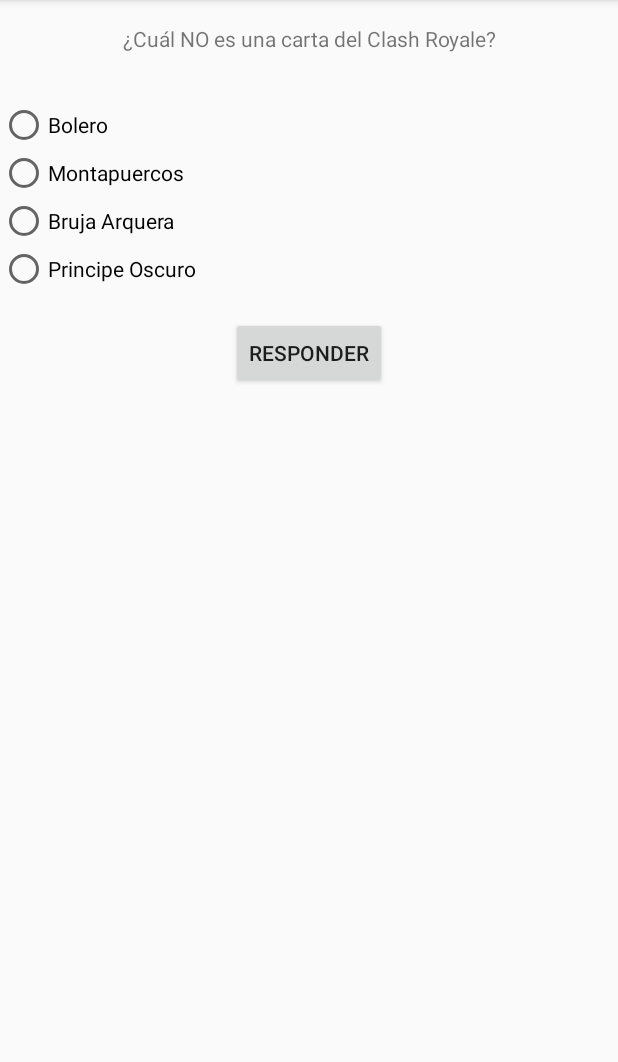
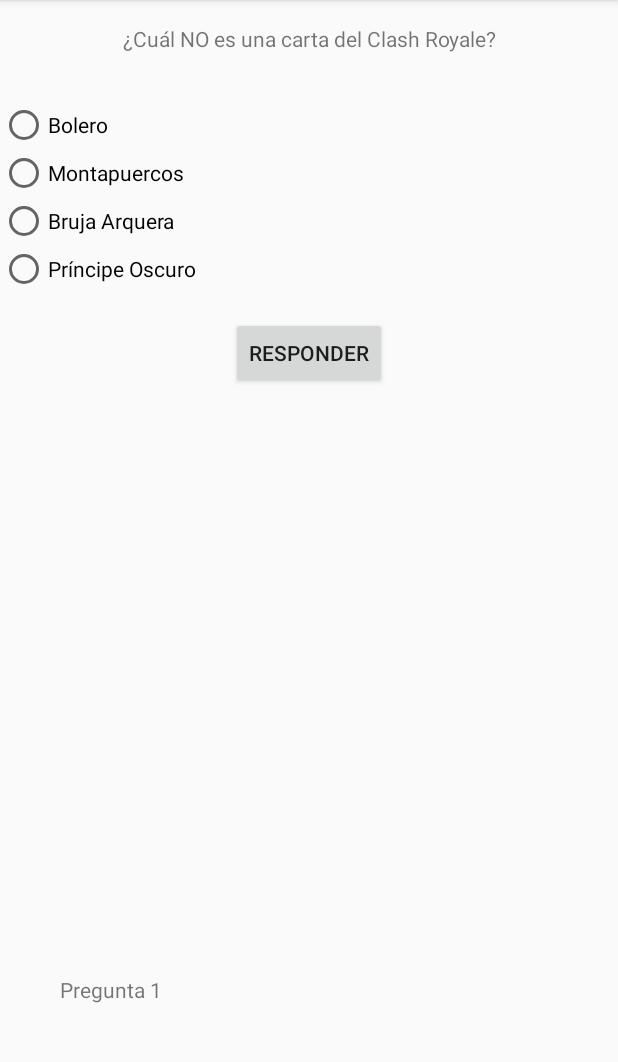
Before and after one commit to javi7rp/HospedajeTema3, an Android app built with Jetpack Compose: the GameActivity screen opened directly, with no data from a screen before it, on a phone screen of 412 x 824 dp, the part 84-1146 px from its top. Run offline under Robolectric (Android 15) with nearby library versions, the phone set to English and light mode, and no system bars.

Commit message:
version 1.3

```diff
--- a/app/src/main/java/com/example/hospedajetema3/GameActivity.kt
+++ b/app/src/main/java/com/example/hospedajetema3/GameActivity.kt
@@ -7,27 +7,49 @@ import android.widget.RadioButton
 import android.widget.RadioGroup
 import android.widget.TextView
 import android.widget.Toast
+import androidx.appcompat.app.AlertDialog
 import androidx.appcompat.app.AppCompatActivity
+import com.example.hospedajetema3.models.Pregunta
+
 class GameActivity : AppCompatActivity(){
     private lateinit var questionTextView: TextView
+    private lateinit var contQuestionTextView: TextView
     private lateinit var answerOptionsGroup: RadioGroup
     private lateinit var submitAnswerButton: Button
+
+    private var questionCounter = 0
+    private var contAciertos = 0
 
     override fun onCreate(savedInstanceState: Bundle?) {
         super.onCreate(savedInstanceState)
         setContentView(R.layout.game_layout)
 
         questionTextView = findViewById(R.id.questionTextView)
+        contQuestionTextView = findViewById(R.id.contQuestionTextView)
         answerOptionsGroup = findViewById(R.id.answerOptionsGroup)
         submitAnswerButton = findViewById(R.id.submitAnswerButton)
 
-        // Inicializa el juego con la primera pregunta
-        showQuestion("¿Cuál NO es una carta del Clash Royale?", listOf("Bolero", "Montapuercos", "Bruja Arquera", "Principe Oscuro"))
+
+        showFirstQuestion()
+
     }
+    private val listaDePreguntas = listOf(
+        Pregunta(
+            "¿Cuál NO es una carta del Clash Royale?",
+            listOf("Bolero", "Montapuercos", "Bruja Arquera", "Príncipe Oscuro"),
+            "Bruja Arquera"
+        ),
+        Pregunta(
+            "¿Cuál es la capital de España?",
+            listOf("Londres", "Madrid", "París", "Berlín"),
+            "Madrid"
+        ),
+    )
 
-    private fun showQuestion(question: String, options: List<String>) {
+    private fun showQuestion(questionIndex: Int, question: String, options: List<String>, correctAnswer: String) {
         // Muestra la pregunta
         questionTextView.text = question
+        contQuestionTextView.setText("Pregunta " + (questionIndex + 1))
 
         // Agrega opciones de respuesta dinámicamente
         answerOptionsGroup.removeAllViews()
@@ -45,27 +67,65 @@ class GameActivity : AppCompatActivity(){
                 val selectedAnswer = selectedRadioButton.text.toString()
 
                 // Lógica para verificar la respuesta y mostrar la siguiente pregunta
-                handleAnswer(selectedAnswer)
+                handleAnswer(questionIndex, selectedAnswer, correctAnswer)
             }
         }
     }
-    private fun handleAnswer(selectedAnswer: String) {
-        val correctAnswer = "Bruja Arquera"
-
+    private fun handleAnswer(questionIndex: Int, selectedAnswer: String, correctAnswer: String) {
         if (selectedAnswer == correctAnswer) {
-            showToast("CORRECTO!!")
+            showAnswerDialog(true, correctAnswer)
         } else {
-            showToast("ERROR !! Era la bruja Arquera...")
+            showAnswerDialog(false, correctAnswer)
         }
 
-        // Muestra la siguiente pregunta (puedes implementar esta lógica según tu estructura de juego)
-        // showNextQuestion()
+        questionCounter ++
+        //Muestra la siguiente pregunta (puedes implementar esta lógica según tu estructura de juego)
+        if (questionCounter <= listaDePreguntas.size){
+            showNextQuestion()
+        }else{
+            showFinalDialog(contAciertos)
+            finish()
+        }
 
-        finish()
+
+    }
+    private fun showFirstQuestion() {
+        val nextQuestion = listaDePreguntas[questionCounter]
+        showQuestion(
+            questionCounter,
+            nextQuestion.pregunta,
+            nextQuestion.opciones,
+            nextQuestion.respuestaCorrecta
+        )
+    }
+    private fun showNextQuestion() {
+        val nextQuestion = listaDePreguntas[questionCounter + 1]
+        showQuestion(
+            questionCounter,
+            nextQuestion.pregunta,
+            nextQuestion.opciones,
+            nextQuestion.respuestaCorrecta
+        )
+    }
+    private fun showAnswerDialog(acierto: Boolean, correctAnswer: String) {
+        val builder = AlertDialog.Builder(this)
+        builder.setTitle("SOLUCIÓN")
+        if (acierto){
+            builder.setMessage("RESPUESTA CORRECTA!!")
+            contAciertos++
+        }else{
+            builder.setMessage("RESPUESTA INCORRECTA\nLa solución era: " + correctAnswer)
+        }
+
+        builder.setPositiveButton("ACEPTAR") { dialog, _ -> dialog.dismiss() }
+        builder.show()
+    }
+    private fun showFinalDialog(contAciertos: Int) {
+        val builder = AlertDialog.Builder(this)
+        builder.setTitle("FIN DEL JUEGO")
+        builder.setMessage("HAS ACERTADO: " + contAciertos)
+        builder.setPositiveButton("TERMINAR") { dialog, _ -> dialog.dismiss() }
+        builder.show()
     }
 
-    private fun showToast(message: String) {
-        // Función auxiliar para mostrar mensajes Toast
-        Toast.makeText(this, message, Toast.LENGTH_SHORT).show()
-    }
 }
--- /dev/null
+++ b/app/src/main/java/com/example/hospedajetema3/models/Pregunta.kt
@@ -0,0 +1,7 @@
+package com.example.hospedajetema3.models
+
+data class Pregunta(
+    val pregunta: String,
+    val opciones: List<String>,
+    val respuestaCorrecta: String
+)
--- a/app/src/main/res/layout/game_layout.xml
+++ b/app/src/main/res/layout/game_layout.xml
@@ -1,6 +1,7 @@
 <RelativeLayout xmlns:android="http://schemas.android.com/apk/res/android"
     android:layout_width="match_parent"
-    android:layout_height="match_parent">
+    android:layout_height="match_parent"
+    xmlns:app="http://schemas.android.com/apk/res-auto">
 
     <TextView
         android:id="@+id/questionTextView"
@@ -19,9 +20,19 @@
         android:layout_marginTop="16dp"
         android:orientation="vertical">
 
-        <!-- Opciones de respuesta se agregarían dinámicamente en el código -->
+    </RadioGroup>
 
-    </RadioGroup>
+    <TextView
+        android:id="@+id/contQuestionTextView"
+        android:layout_width="wrap_content"
+        android:layout_height="wrap_content"
+        android:layout_alignParentTop="true"
+        android:layout_alignParentBottom="true"
+        android:layout_marginStart="40dp"
+        android:layout_marginTop="650dp"
+        android:layout_marginBottom="22dp"
+        android:text="Pregunta"
+        app:layout_constraintBottom_toBottomOf="parent" />
 
     <Button
         android:id="@+id/submitAnswerButton"
```
